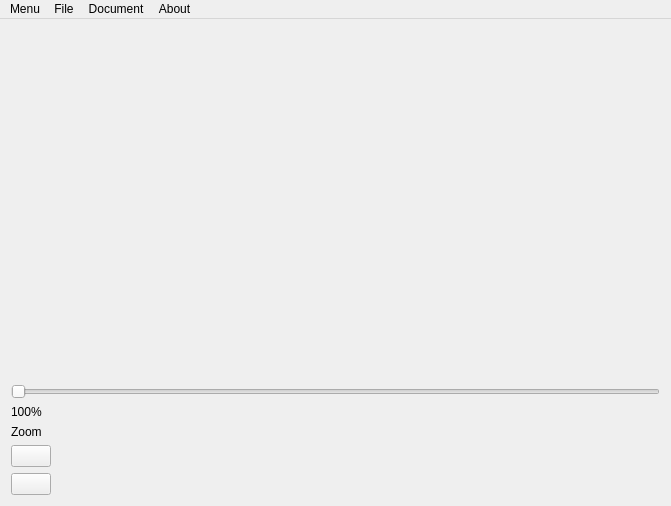
First picture: the form in Middleware_practica/ui/MainWindow.ui, repository Xohat/Practica_Middleware, before the edit.
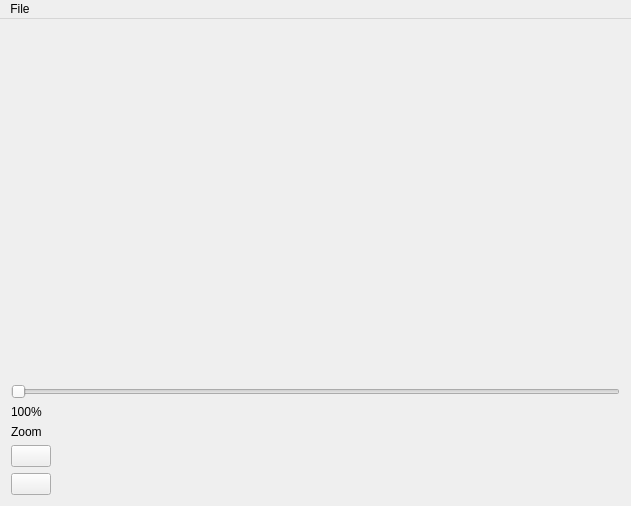
Second picture: the form after the edit. Icons and pictures are not drawn.

```diff
--- a/Middleware_practica/ui/MainWindow.ui
+++ b/Middleware_practica/ui/MainWindow.ui
@@ -6,7 +6,7 @@
    <rect>
     <x>0</x>
     <y>0</y>
-    <width>671</width>
+    <width>631</width>
     <height>506</height>
    </rect>
   </property>
@@ -15,7 +15,7 @@
   </property>
   <widget class="QWidget" name="centralWidget">
    <property name="sizePolicy">
-    <sizepolicy hsizetype="Fixed" vsizetype="Preferred">
+    <sizepolicy hsizetype="Fixed" vsizetype="Fixed">
      <horstretch>0</horstretch>
      <verstretch>0</verstretch>
     </sizepolicy>
@@ -31,6 +31,12 @@
            <layout class="QHBoxLayout" name="ImageShowerLayout">
             <item>
              <widget class="QLabel" name="placeholder">
+              <property name="sizePolicy">
+               <sizepolicy hsizetype="Preferred" vsizetype="Preferred">
+                <horstretch>0</horstretch>
+                <verstretch>0</verstretch>
+               </sizepolicy>
+              </property>
               <property name="autoFillBackground">
                <bool>true</bool>
               </property>
@@ -142,16 +148,10 @@
     <rect>
      <x>0</x>
      <y>0</y>
-     <width>671</width>
+     <width>631</width>
      <height>22</height>
     </rect>
    </property>
-   <widget class="QMenu" name="menuMenu">
-    <property name="title">
-     <string>Menu</string>
-    </property>
-    <addaction name="actionExit"/>
-   </widget>
    <widget class="QMenu" name="menuFile">
     <property name="title">
      <string>File</string>
@@ -161,21 +161,7 @@
     <addaction name="actionSave"/>
     <addaction name="actionExport"/>
    </widget>
-   <widget class="QMenu" name="menuDocument">
-    <property name="title">
-     <string>Document</string>
-    </property>
-    <addaction name="actionConfiguration"/>
-   </widget>
-   <widget class="QMenu" name="menuAbout">
-    <property name="title">
-     <string>About</string>
-    </property>
-   </widget>
-   <addaction name="menuMenu"/>
    <addaction name="menuFile"/>
-   <addaction name="menuDocument"/>
-   <addaction name="menuAbout"/>
   </widget>
   <action name="actionExit">
    <property name="text">
```
Left out of the diff: 19 changed lines with no effect on the pictures.
